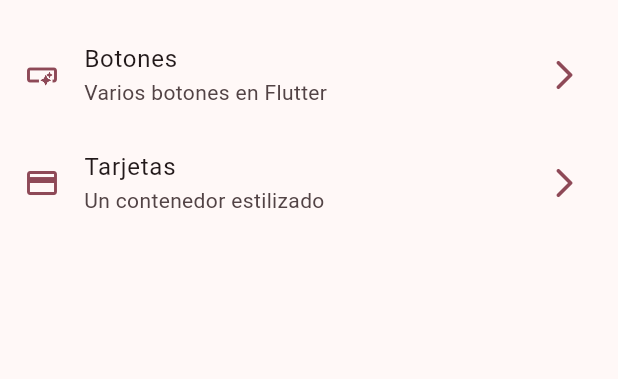
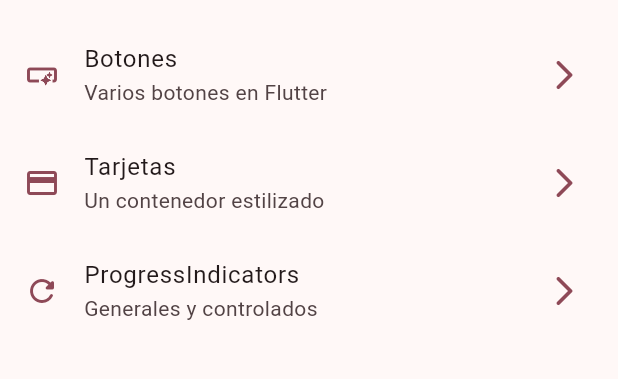
Before and after one commit to EmirMaya/widgets_app, a Flutter app: the screen it shows after launch, on a phone screen of 412 x 824 dp, the part 63-442 px from its top. Run offline on Flutter 3.47's test engine with Material 3 defaults, Android fonts, the phone set to English and light mode, and no system bars; our stand-ins replace go_router.

Commit message:
Progress Indicators

```diff
--- a/lib/config/menu/menu_items.dart
+++ b/lib/config/menu/menu_items.dart
@@ -18,12 +18,15 @@ const appMenuItems = <MenuItem>[
       title: 'Botones',
       subTitle: 'Varios botones en Flutter',
       link: '/buttons',
-      icon: Icons.smart_button_outlined
-    ),
+      icon: Icons.smart_button_outlined),
   MenuItem(
       title: 'Tarjetas',
       subTitle: 'Un contenedor estilizado',
       link: '/cards',
-      icon: Icons.credit_card
-    ),
+      icon: Icons.credit_card),
+  MenuItem(
+      title: 'ProgressIndicators',
+      subTitle: 'Generales y controlados',
+      link: '/progress',
+      icon: Icons.refresh_rounded),
 ];
--- a/lib/config/router/app_router.dart
+++ b/lib/config/router/app_router.dart
@@ -20,5 +20,11 @@ final appRouter = GoRouter(
       name: CardsScreen.name,
       builder: (context, state) => const CardsScreen(),
     ),
+
+        GoRoute(
+      path: '/progress',
+      name: ProgressScreen.name,
+      builder: (context, state) => const ProgressScreen(),
+    ),
   ],
 );
```
Also changed, not shown: lib/presentation/screens/progress/progress_screen.dart (+76 -1 lines).
